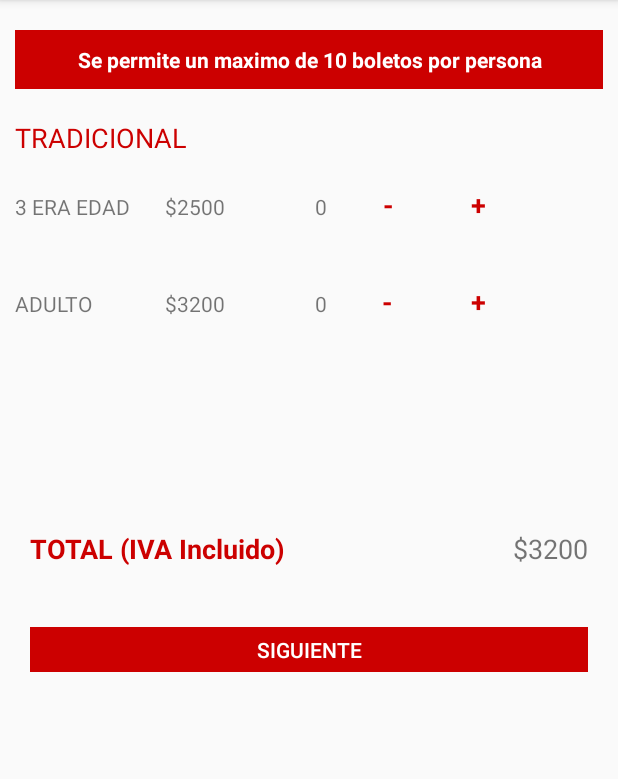
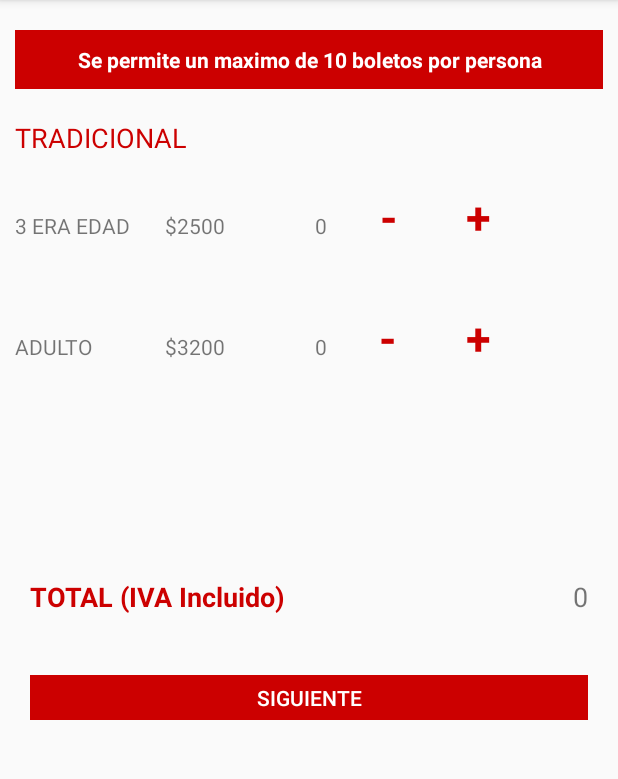
Before and after one commit to EithanMM/AppCine, an Android app: the ActividadBoletos screen opened directly, with no data from a screen before it, on a phone screen of 412 x 824 dp, the part 84-863 px from its top. Run offline under Robolectric (Android 15) with nearby library versions, the phone set to English and light mode, and no system bars.

Commit message:
funcionalidad de cantidad de boletos escogidos

```diff
--- a/app/src/main/java/com/example/proyectocine/Activities/ActividadBoletos.java
+++ b/app/src/main/java/com/example/proyectocine/Activities/ActividadBoletos.java
@@ -5,32 +5,121 @@ import android.support.v7.app.AppCompatActivity;
 import android.os.Bundle;
 import android.view.View;
 import android.widget.Button;
+import android.widget.TextView;
 
+import com.example.proyectocine.Controllers.claseBase;
 import com.example.proyectocine.R;
 
-public class ActividadBoletos extends AppCompatActivity {
+public class ActividadBoletos extends claseBase {
+
+    private TextView cant_boletos_edad3,resta_boletos_edad3,suma_boletos_edad3,
+            cant_boletos_adulto,resta_boletos_adulto,suma_boletos_adulto
+            ,vista_total;
+
+    private Button btnEscogerCampos;
+    private int contador_boletos_edad3=0,contador_boletos_adulto=0;
+    private final int PRECIO_BOLETO_ADULTO = 3200;
+    private final int PRECIO_BOLETO_TERCERA_EDAD = 2500;
 
     @Override
     protected void onCreate(Bundle savedInstanceState) {
         super.onCreate(savedInstanceState);
         setContentView(R.layout.activity_actividad_boletos);
 
-        Button Mi_button = (Button) findViewById(R.id.escogerCampos);
+        btnEscogerCampos = (Button) findViewById(R.id.btnEscogerCampos);
 
-        Mi_button.setOnClickListener(new View.OnClickListener(){
+        cant_boletos_edad3 = findViewById(R.id.cant_boletos_edad3);
+        resta_boletos_edad3 = findViewById(R.id.resta_boletos_edad3);
+        suma_boletos_edad3 = findViewById(R.id.suma_boletos_edad3);
 
-            @Override
+        cant_boletos_adulto = findViewById(R.id.cant_boletos_adulto);
+        resta_boletos_adulto = findViewById(R.id.resta_boletos_adulto);
+        suma_boletos_adulto = findViewById(R.id.suma_boletos_adulto);
 
-            public void onClick(View arg0) {
+        vista_total = findViewById(R.id.vista_total);
 
-                // escriba lo que desea hacer
-                Intent intento = new Intent(getApplicationContext(), ActivitySeleccionButacas.class);
-                startActivity(intento);
+        agregarEventos();
 
 
+    }
+    private void agregarEventos(){
+//        private TextView cant_boletos_edad3,resta_boletos_edad3,suma_boletos_edad3,
+//                cant_boletos_adulto,resta_boletos_adulto,suma_boletos_adulto
+//                ,vista_total;
 
+
+        resta_boletos_edad3.setOnClickListener(new View.OnClickListener() {
+            @Override
+            public void onClick(View v) {
+
+                if(contador_boletos_edad3>0){
+                    contador_boletos_edad3--;
+                    cant_boletos_edad3.setText(""+contador_boletos_edad3);
+                }
+                int semi_total = PRECIO_BOLETO_TERCERA_EDAD*contador_boletos_edad3
+                        +PRECIO_BOLETO_ADULTO*contador_boletos_adulto;
+                vista_total.setText(""+semi_total);
+
+            }
+        });
+        suma_boletos_edad3.setOnClickListener(new View.OnClickListener() {
+            @Override
+            public void onClick(View v) {
+                if(contador_boletos_edad3<10){
+                    contador_boletos_edad3++;
+                    cant_boletos_edad3.setText(""+contador_boletos_edad3);
+
+                    int semi_total = PRECIO_BOLETO_TERCERA_EDAD*contador_boletos_edad3
+                            +PRECIO_BOLETO_ADULTO*contador_boletos_adulto;
+
+                    vista_total.setText(""+semi_total);
+                }
+            }
+        });
+        resta_boletos_adulto.setOnClickListener(new View.OnClickListener() {
+            @Override
+            public void onClick(View v) {
+                if(contador_boletos_adulto>0){
+                    contador_boletos_adulto--;
+                    cant_boletos_adulto.setText(""+contador_boletos_adulto);
+
+                    int semi_total = PRECIO_BOLETO_TERCERA_EDAD*contador_boletos_edad3
+                            +PRECIO_BOLETO_ADULTO*contador_boletos_adulto;
+                    vista_total.setText(""+semi_total);
+                }
+            }
+        });
+        suma_boletos_adulto.setOnClickListener(new View.OnClickListener() {
+            @Override
+            public void onClick(View v) {
+                if(contador_boletos_adulto<10){
+                    contador_boletos_adulto++;
+                    cant_boletos_adulto.setText(""+contador_boletos_adulto);
+                    int semi_total = PRECIO_BOLETO_TERCERA_EDAD*contador_boletos_edad3
+                            +PRECIO_BOLETO_ADULTO*contador_boletos_adulto;
+
+                    vista_total.setText(""+semi_total);
+                }
             }
 
         });
+        btnEscogerCampos.setOnClickListener(new View.OnClickListener(){
+
+            @Override
+            public void onClick(View arg0) {
+
+                int cant_edad3 = Integer.parseInt((cant_boletos_edad3.getText().toString()));
+                int cant_adulto = Integer.parseInt((cant_boletos_edad3.getText().toString()));
+                if(cant_edad3 !=0 || cant_adulto!= 0){
+                    // escriba lo que desea hacer
+                    Intent intento = new Intent(getApplicationContext(), ActivitySeleccionButacas.class);
+                    startActivity(intento);
+                }else{
+                    Mensaje("Debe seleccionar cuantos boletos deseea comprar.");
+                }
+            }
+
+        });
+
     }
 }
--- a/app/src/main/res/layout/activity_actividad_boletos.xml
+++ b/app/src/main/res/layout/activity_actividad_boletos.xml
@@ -71,32 +71,32 @@
             android:text="$2500" />
 
         <TextView
-            android:id="@+id/paraelatributo03"
+            android:id="@+id/cant_boletos_edad3"
             android:layout_width="26dp"
             android:layout_height="wrap_content"
             android:ems="10"
             android:text="0" />
 
         <TextView
-            android:id="@+id/paraelatributo04"
+            android:id="@+id/resta_boletos_edad3"
             android:layout_width="46dp"
             android:layout_height="wrap_content"
             android:ems="10"
             android:gravity="center"
             android:text="-"
             android:textColor="@android:color/holo_red_dark"
-            android:textSize="18sp"
+            android:textSize="30sp"
             android:textStyle="bold" />
 
         <TextView
-            android:id="@+id/paraelatributo05"
+            android:id="@+id/suma_boletos_edad3"
             android:layout_width="74dp"
             android:layout_height="wrap_content"
             android:ems="10"
             android:gravity="center"
             android:text="+"
             android:textColor="@android:color/holo_red_dark"
-            android:textSize="18sp"
+            android:textSize="30sp"
             android:textStyle="bold" />
     </LinearLayout>
 
@@ -124,32 +124,32 @@
             android:text="$3200" />
 
         <TextView
-            android:id="@+id/paraelatributo11"
+            android:id="@+id/cant_boletos_adulto"
             android:layout_width="22dp"
             android:layout_height="wrap_content"
             android:ems="10"
             android:text="0" />
 
         <TextView
-            android:id="@+id/paraelatributo12"
+            android:id="@+id/resta_boletos_adulto"
             android:layout_width="52dp"
             android:layout_height="wrap_content"
             android:ems="10"
             android:gravity="center"
             android:text="-"
             android:textColor="@android:color/holo_red_dark"
-            android:textSize="18sp"
+            android:textSize="30sp"
             android:textStyle="bold" />
 
         <TextView
-            android:id="@+id/paraelatributo13"
+            android:id="@+id/suma_boletos_adulto"
             android:layout_width="69dp"
             android:layout_height="wrap_content"
             android:ems="10"
             android:gravity="center"
             android:text="+"
             android:textColor="@android:color/holo_red_dark"
-            android:textSize="18sp"
+            android:textSize="30sp"
             android:textStyle="bold" />
     </LinearLayout>
 
@@ -184,12 +184,12 @@
                 android:textStyle="bold" />
 
             <TextView
-                android:id="@+id/paraelatributo24"
+                android:id="@+id/vista_total"
                 android:layout_width="wrap_content"
                 android:layout_height="wrap_content"
                 android:ems="10"
                 android:gravity="right"
-                android:text="$3200"
+                android:text="0"
                 android:textSize="18sp" />
 
 
@@ -205,7 +205,7 @@
             android:orientation="horizontal">
 
             <Button
-                android:id="@+id/escogerCampos"
+                android:id="@+id/btnEscogerCampos"
                 android:layout_width="match_parent"
                 android:layout_height="30dp"
                 android:background="@android:color/holo_red_dark"
```
Also changed, not shown: app/src/main/res/layout/content_actividad_seleccion_boletos.xml (deleted, +0 -11 lines).
